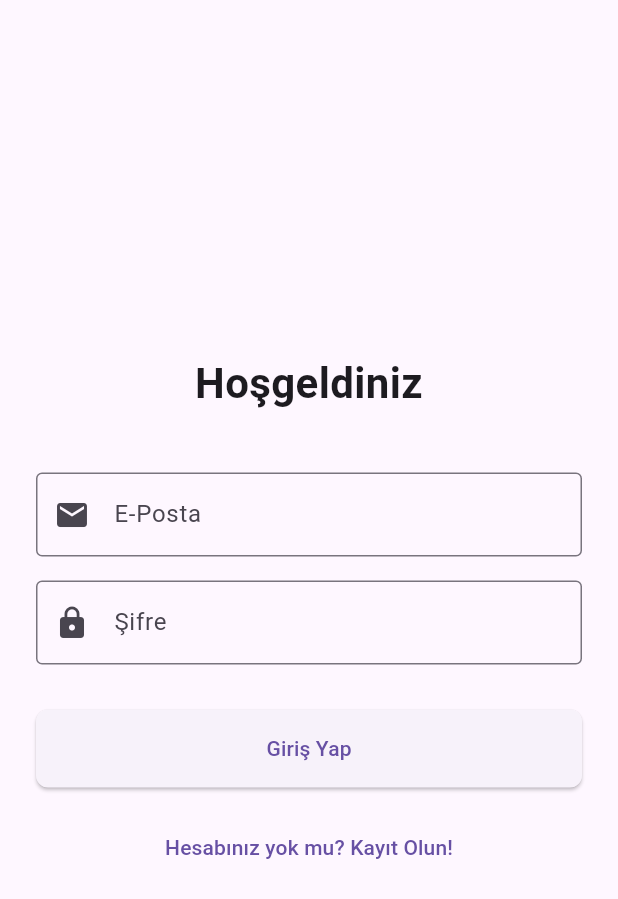
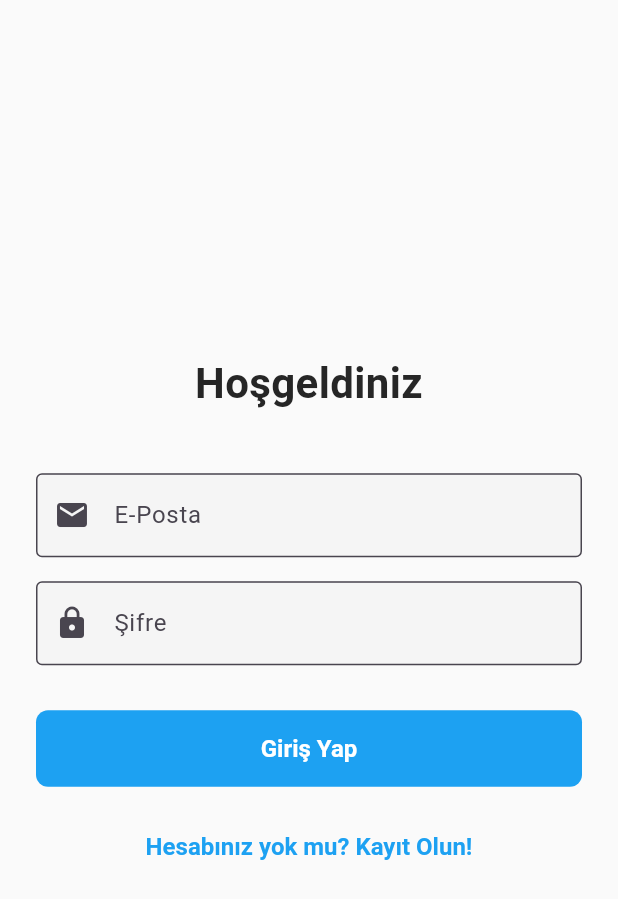
Before and after one commit to yetbey/yet_app, a Flutter app: the screen it shows after launch, on a phone screen of 412 x 824 dp. Shown: the top 899 px of the screen. Run offline on Flutter 3.47's test engine with Material 3 defaults, Android fonts, the phone set to English and light mode, and no system bars; our stand-ins replace cloud_firestore, firebase_auth, firebase_core, firebase_storage, get, iconsax_flutter and 1 more; accounts and stored records are empty.

Commit message:
feat: implement comprehensive theme system Add AppTheme class with light and dark themes Integrate Instagram and Twitter inspired color palette Add Material 3 support with custom component theming Include social media specific colors (like, share, save) Add extension methods for easy theme access Update main.dart to use new theme system Enable automatic system theme switching

```diff
--- a/lib/main.dart
+++ b/lib/main.dart
@@ -23,7 +23,9 @@ class YetBank extends StatelessWidget {
       debugShowCheckedModeBanner: false,
       initialRoute: AppPages.initial,
       getPages: AppPages.routes,
-      theme: ThemeData.light(),
+      themeMode: ThemeMode.system,
+      theme: AppTheme.lightTheme,
+      darkTheme: AppTheme.darkTheme,
     );
   }
 }
```
